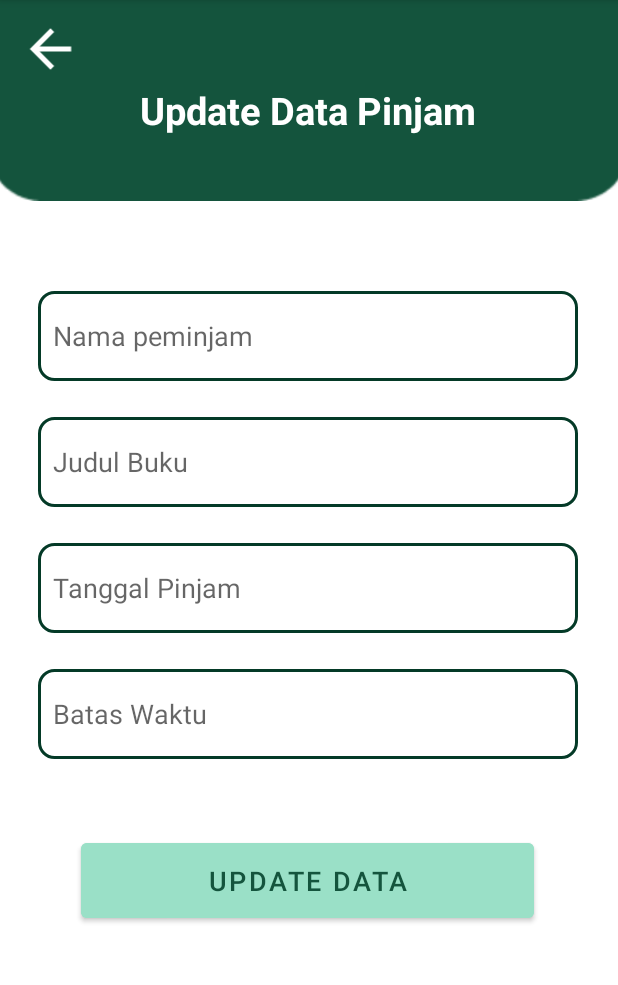
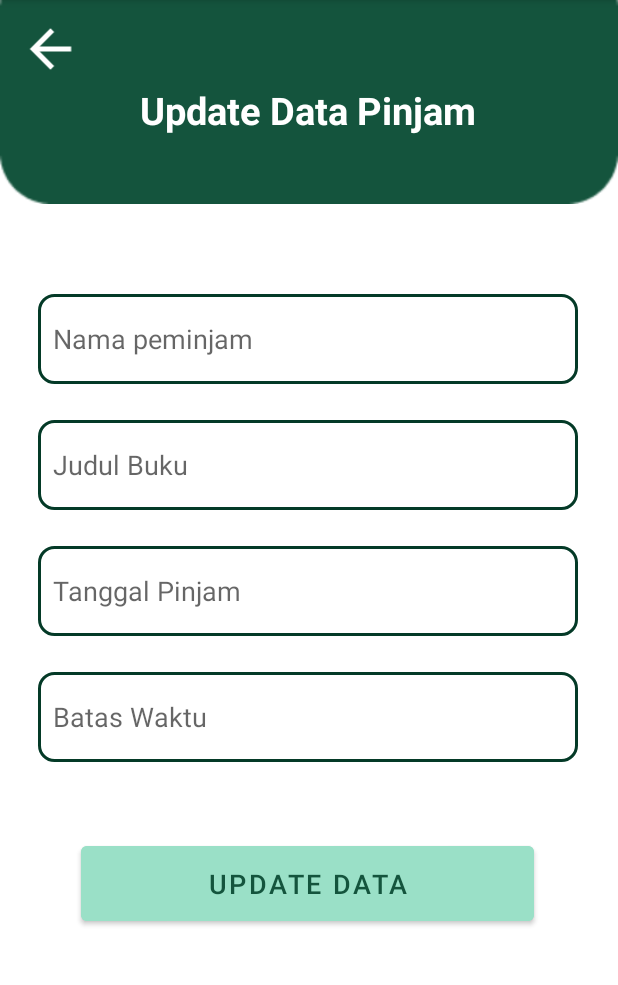
Before and after one commit to rosyidahjihan85/GrandLibrary, an Android app: the UpdatePinjam screen opened directly, with no data from a screen before it, on a phone screen of 412 x 824 dp, the part 84-1069 px from its top. Run offline under Robolectric (Android 15) with nearby library versions, the phone set to English and light mode, and no system bars; our stand-ins replace Room's generated code; Roboto replaces fonts that are not available here; 5 statements that could not run were skipped.

```diff
--- a/app/src/main/res/layout/activity_update_pinjam.xml
+++ b/app/src/main/res/layout/activity_update_pinjam.xml
@@ -8,8 +8,8 @@
 
     <ImageView
         android:id="@+id/imgbook11"
-        android:layout_width="426dp"
-        android:layout_height="134dp"
+        android:layout_width="412dp"
+        android:layout_height="136dp"
         android:scaleType="fitXY"
         app:layout_constraintEnd_toEndOf="parent"
         app:layout_constraintHorizontal_bias="0.6"
```
